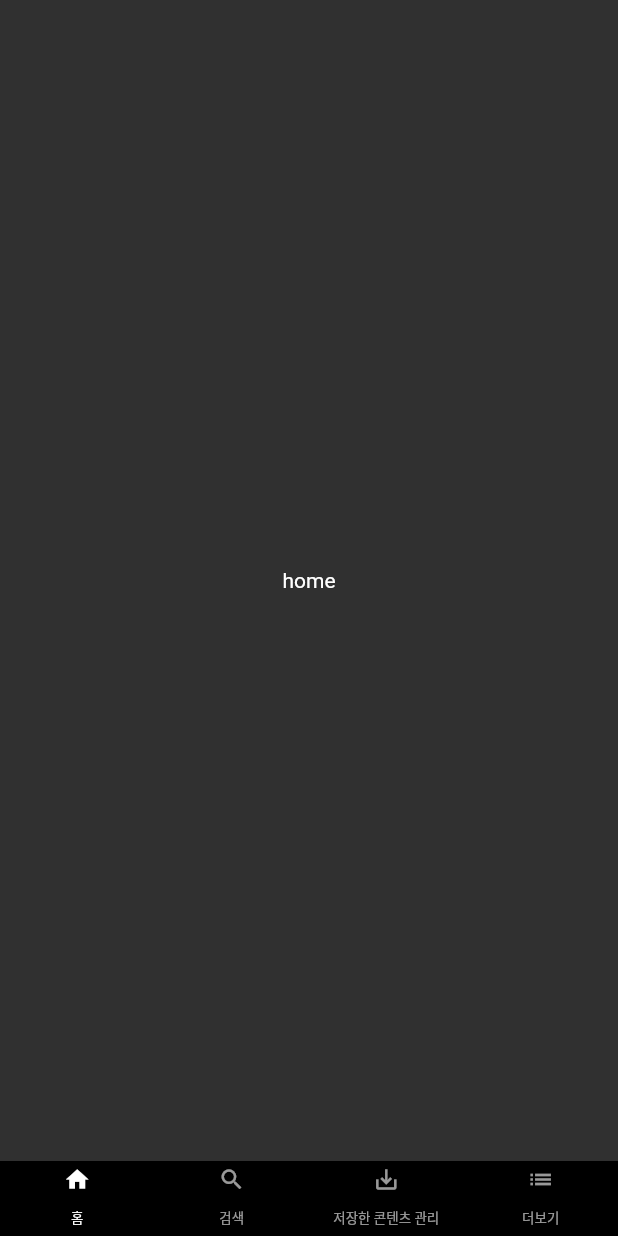
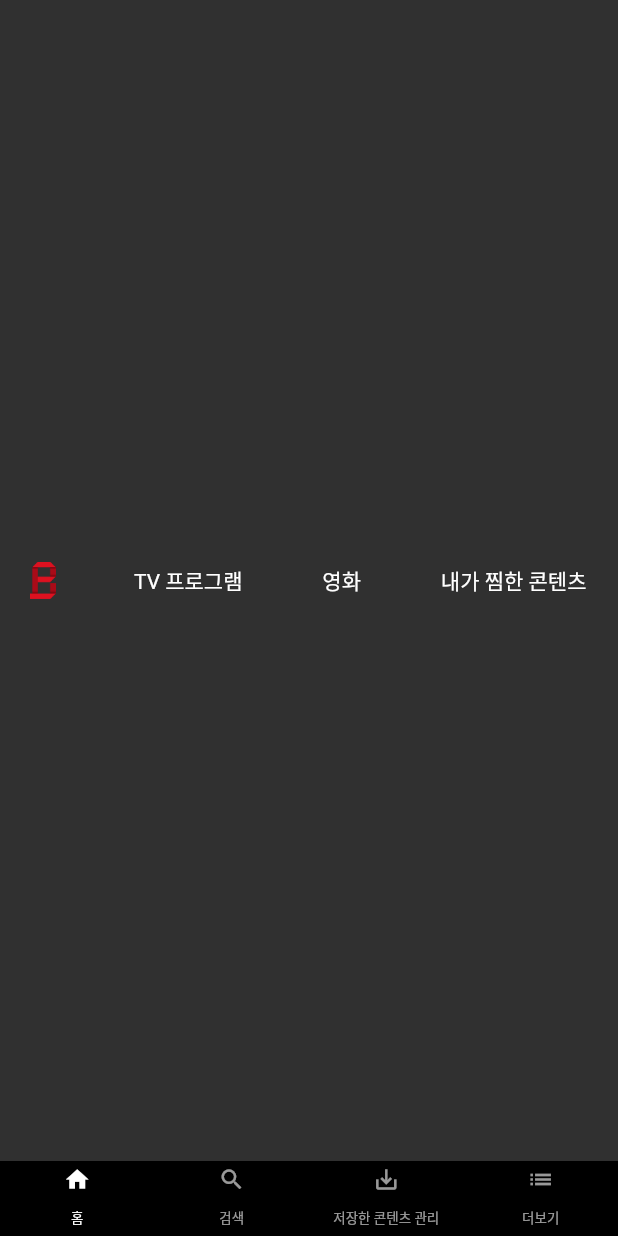
Before and after one commit to tintoll/netflix_clone_flutter, a Flutter app: the screen it shows after launch, on a phone screen of 412 x 824 dp. Run offline on Flutter 3.47's test engine with Material 2 defaults, Android fonts, the phone set to English and light mode, and no system bars.

Commit message:
add TopBar in home screen

```diff
--- a/lib/main.dart
+++ b/lib/main.dart
@@ -1,4 +1,5 @@
 import 'package:flutter/material.dart';
+import 'package:flutter_netflix/screen/home_screen.dart';
 import 'package:flutter_netflix/widget/bottom_bar.dart';
 
 void main() {
@@ -25,9 +26,7 @@ class _MyAppState extends State<MyApp> {
             body: TabBarView(
               physics: NeverScrollableScrollPhysics(),
               children: [
-                Container(
-                  child: Center(child: Text('home')),
-                ),
+                HomeScreen(),
                 Container(
                   child: Center(child: Text('search')),
                 ),
--- /dev/null
+++ b/lib/screen/home_screen.dart
@@ -0,0 +1,53 @@
+import 'package:flutter/material.dart';
+
+class HomeScreen extends StatefulWidget {
+  @override
+  _HomeScreenState createState() => _HomeScreenState();
+}
+
+class _HomeScreenState extends State<HomeScreen> {
+  @override
+  Widget build(BuildContext context) {
+    return TopBar();
+  }
+}
+
+class TopBar extends StatelessWidget {
+  @override
+  Widget build(BuildContext context) {
+    return Container(
+      padding: EdgeInsets.fromLTRB(20, 7, 20, 7),
+      child: Row(
+        mainAxisAlignment: MainAxisAlignment.spaceBetween,
+        children: [
+          Image.asset(
+            "images/bbongflix_logo.png",
+            fit: BoxFit.contain,
+            height: 25,
+          ),
+          Container(
+            padding: EdgeInsets.only(right: 1),
+            child: Text(
+              'TV 프로그램',
+              style: TextStyle(fontSize: 14),
+            ),
+          ),
+          Container(
+            padding: EdgeInsets.only(right: 1),
+            child: Text(
+              '영화',
+              style: TextStyle(fontSize: 14),
+            ),
+          ),
+          Container(
+            padding: EdgeInsets.only(right: 1),
+            child: Text(
+              '내가 찜한 콘텐츠',
+              style: TextStyle(fontSize: 14),
+            ),
+          ),
+        ],
+      ),
+    );
+  }
+}
--- a/pubspec.yaml
+++ b/pubspec.yaml
@@ -45,9 +45,9 @@ flutter:
   uses-material-design: true
 
   # To add assets to your application, add an assets section, like this:
-  # assets:
-  #   - images/a_dot_burr.jpeg
-  #   - images/a_dot_ham.jpeg
+  assets:
+    - images/bbongflix_logo.png
+    - images/test_movie_1.png
 
   # An image asset can refer to one or more resolution-specific "variants", see
   # https://flutter.dev/assets-and-images/#resolution-aware.
```
Also changed, not shown: images/bbongflix_logo.png (added), images/test_movie_1.png (added).
